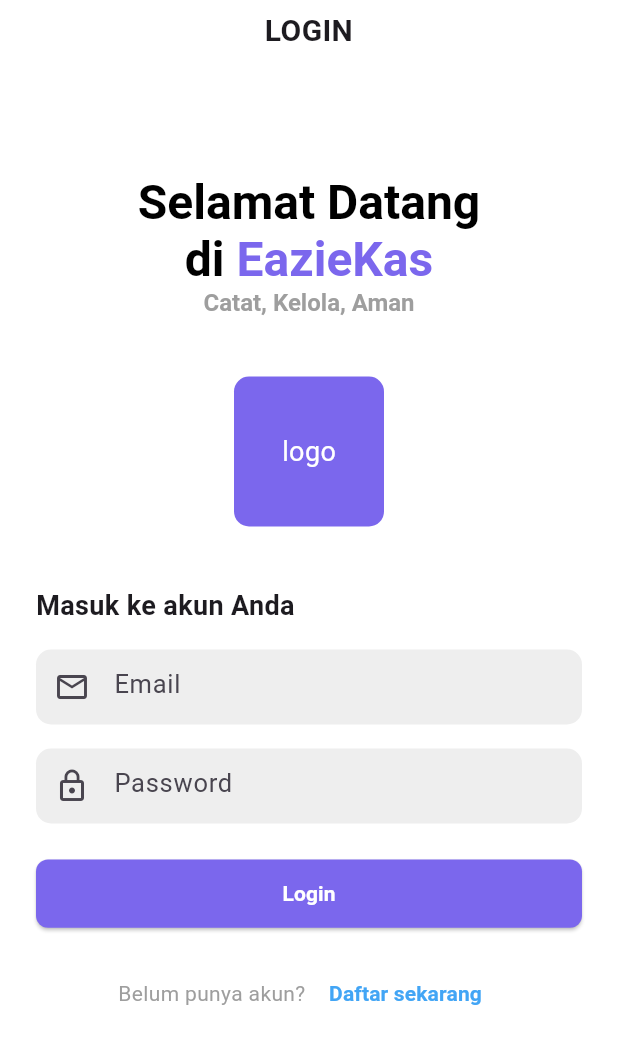
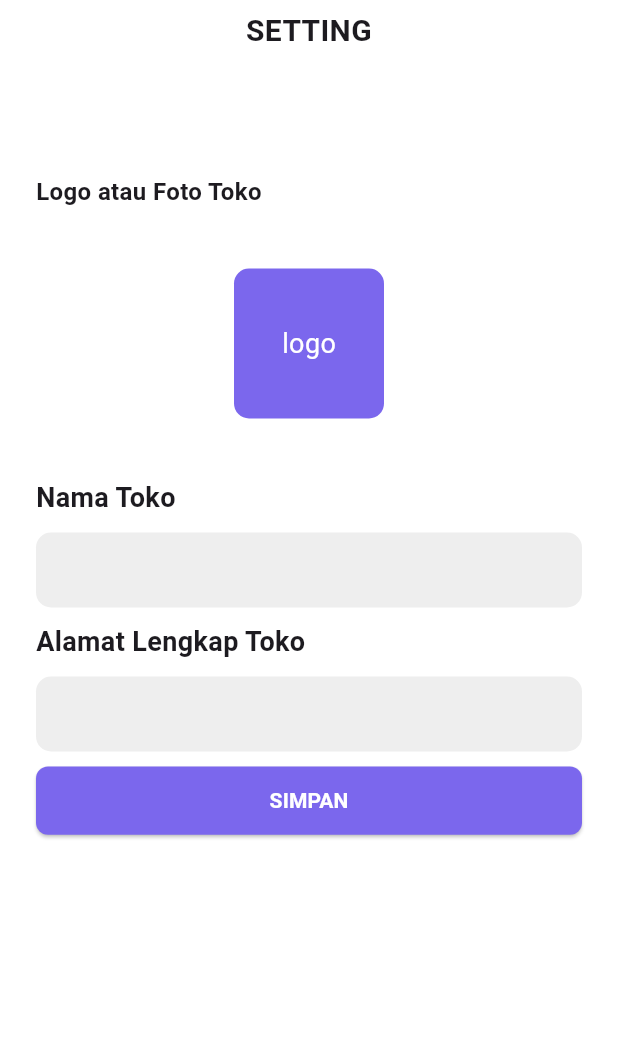
Before and after one commit to nabildzr/kas-mini, a Flutter app: the screen it shows after launch, on a phone screen of 412 x 824 dp. Shown: the top 1044 px of the screen. Run offline on Flutter 3.47's test engine with Material 3 defaults, Android fonts, the phone set to English and light mode, and no system bars; our stand-ins replace gap.

Commit message:
update sementara setting page

```diff
--- a/lib/main.dart
+++ b/lib/main.dart
@@ -1,5 +1,6 @@
 import 'package:flutter/material.dart';
-import 'package:kas_mini_flutter_app/view/page/login.dart';
+import 'package:kas_mini_flutter_app/view/page/setting.dart';
+
 
 
 void main() {
@@ -11,7 +12,7 @@
 
   @override
   Widget build(BuildContext context) {
-    return LoginPage(
+    return SettingPage(
 
     );
   }
--- /dev/null
+++ b/lib/view/page/setting.dart
@@ -0,0 +1,150 @@
+import 'package:flutter/material.dart';
+import 'package:gap/gap.dart';
+import 'package:kas_mini_flutter_app/utils/colors.dart';
+import 'package:kas_mini_flutter_app/view/widget/custom_textfield.dart';
+import 'package:kas_mini_flutter_app/view/widget/primary_button.dart';
+
+class SettingPage extends StatelessWidget {
+  const SettingPage({super.key});
+
+  @override
+  Widget build(BuildContext context) {
+    return MaterialApp(
+      title: 'EazieKas Login',
+      theme: ThemeData(
+        primarySwatch: Colors.blue,
+      ),
+      home: const SettingScreen(),
+    );
+  }
+}
+
+class SettingScreen extends StatefulWidget {
+  const SettingScreen({super.key});
+
+  @override
+  _SettingScreenState createState() => _SettingScreenState();
+}
+
+class _SettingScreenState extends State<SettingScreen> {
+  final TextEditingController _emailController = TextEditingController();
+  final TextEditingController _passwordController = TextEditingController();
+
+  @override
+  void dispose() {
+    _emailController.dispose();
+    _passwordController.dispose();
+    super.dispose();
+  }
+
+  @override
+  Widget build(BuildContext context) {
+    return Scaffold(
+      backgroundColor: Colors.white,
+      body: SafeArea(
+        child: Padding(
+          padding: const EdgeInsets.symmetric(horizontal: 24.0),
+          child: Column(
+            crossAxisAlignment: CrossAxisAlignment.center,
+            children: [
+              const Padding(
+                padding: EdgeInsets.all(6.0),
+                child: Text(
+                  'SETTING',
+                  style: TextStyle(
+                    fontSize: 20,
+                    fontWeight: FontWeight.bold,
+                  ),
+                  textAlign: TextAlign.center,
+                ),
+              ),
+              const SizedBox(height: 35),
+              const SizedBox(height: 16),
+              Row(
+                mainAxisAlignment: MainAxisAlignment.start,
+                children: [
+                  Padding(
+                      padding: const EdgeInsets.only(top: 24),
+                      child: Text(
+                        'Logo atau Foto Toko',
+                        style: TextStyle(
+                            fontSize: 16, fontWeight: FontWeight.bold),
+                      )),
+                ],
+              ),
+              const SizedBox(height: 40),
+              Container(
+                height: 100,
+                width: 100,
+                decoration: BoxDecoration(
+                  color: primaryColor,
+                  borderRadius: BorderRadius.circular(10),
+                ),
+                child: const Center(
+                  child: Text(
+                    'logo',
+                    style: TextStyle(
+                      color: Colors.white,
+                      fontSize: 18,
+                    ),
+                  ),
+                ),
+              ),
+              const SizedBox(height: 40),
+              const Row(
+                mainAxisAlignment: MainAxisAlignment.start,
+                children: [
+                  Text(
+                    'Nama Toko',
+                    style: TextStyle(fontSize: 18, fontWeight: FontWeight.bold),
+                    textAlign: TextAlign.center,
+                  ),
+                ],
+              ),
+              Gap(10),
+              CustomTextField(
+                obscureText: false,
+                height: 50,
+                hintText: '',
+                prefixIcon: null,
+                controller: _emailController,
+              ),
+              Gap(10),
+              const Row(
+                mainAxisAlignment: MainAxisAlignment.start,
+                children: [
+                  Text(
+                    'Alamat Lengkap Toko',
+                    style: TextStyle(fontSize: 18, fontWeight: FontWeight.bold),
+                    textAlign: TextAlign.center,
+                  ),
+                ],
+              ),
+              Gap(10),
+              CustomTextField(
+                obscureText: false,
+                height: 50,
+                hintText: '',
+                prefixIcon: null,
+                controller: _passwordController,
+              ),
+              Gap(10),
+              Positioned(
+                bottom: 0,
+                child: Column(mainAxisAlignment: MainAxisAlignment.end,
+                  children: [
+                    PrimaryButton(
+                        text: 'SIMPAN',
+                        onPressed: () {
+                          print('button pressed');
+                        }),
+                  ],
+                ),
+              )
+            ],
+          ),
+        ),
+      ),
+    );
+  }
+}
--- a/lib/view/widget/primary_button.dart
+++ b/lib/view/widget/primary_button.dart
@@ -11,14 +11,16 @@
   Widget build(BuildContext context) {
     return AspectRatio(aspectRatio: 16 / 2,
     child:
-    ElevatedButton(
-      style: ElevatedButton.styleFrom(
-        shape: RoundedRectangleBorder(
-          borderRadius: BorderRadius.circular(8)
+    SizedBox(width: double.infinity,
+      child: ElevatedButton(
+        style: ElevatedButton.styleFrom(
+          shape: RoundedRectangleBorder(
+            borderRadius: BorderRadius.circular(8)
+          ),
+          backgroundColor: primaryColor
         ),
-        backgroundColor: primaryColor
+        onPressed: onPressed, child: Text(text, style: const TextStyle(color: Colors.white, fontWeight: FontWeight.bold),),
       ),
-      onPressed: onPressed, child: Text(text, style: const TextStyle(color: Colors.white, fontWeight: FontWeight.bold),),
     ));
   }
 }
```
